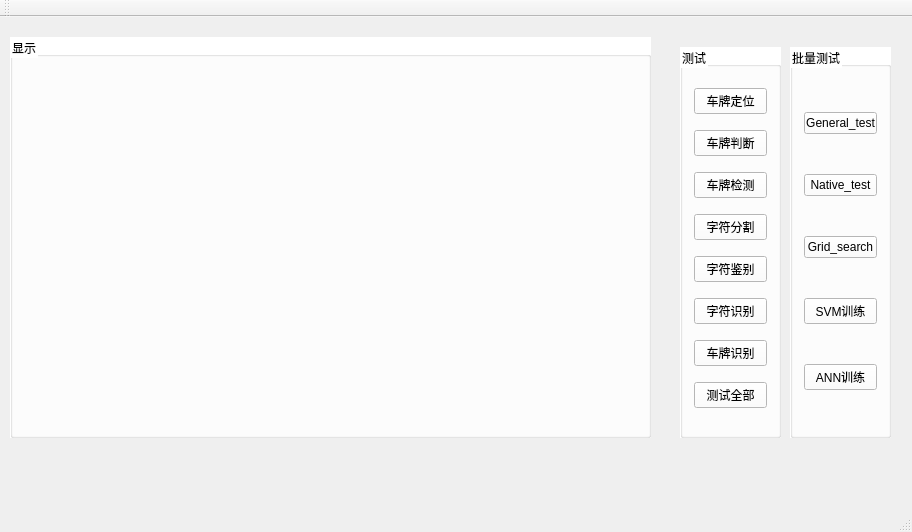
aa12356jm/ALPR_Dev, file EasyPR_Interface/mainWindow.ui: the form before one commit.
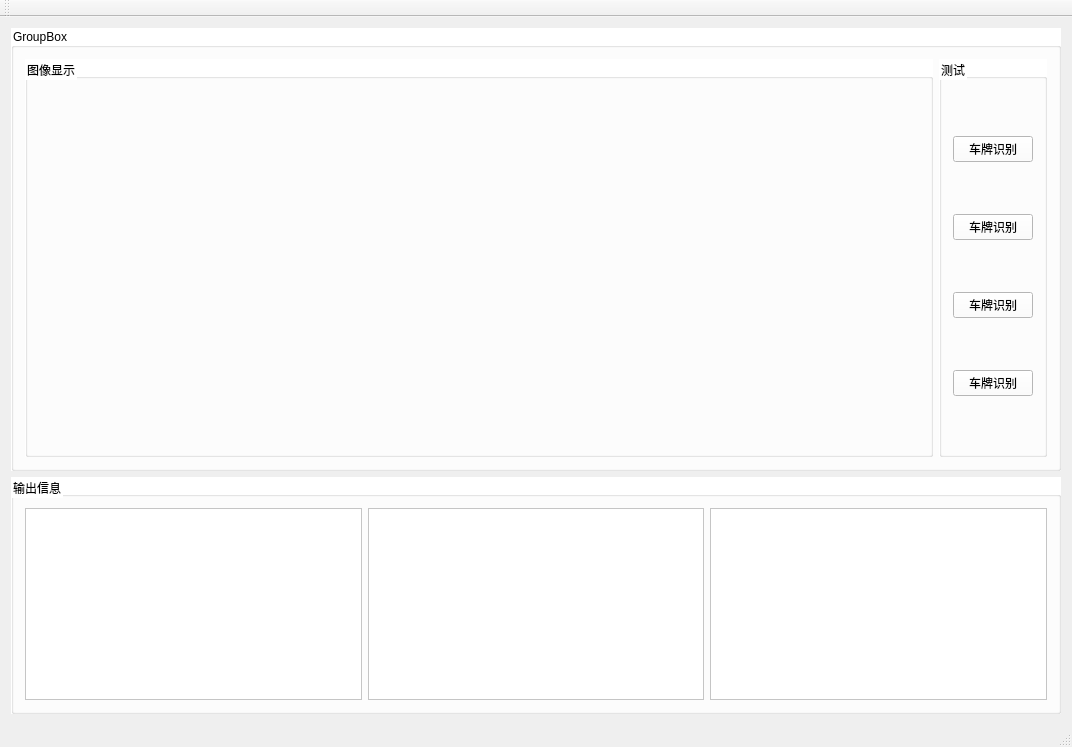
The form after the commit.

Commit message: 修改界面内容

```diff
--- a/EasyPR_Interface/mainWindow.ui
+++ b/EasyPR_Interface/mainWindow.ui
@@ -6,28 +6,47 @@
    <rect>
     <x>0</x>
     <y>0</y>
-    <width>912</width>
-    <height>532</height>
+    <width>1072</width>
+    <height>747</height>
    </rect>
   </property>
   <property name="windowTitle">
    <string>mainWindow</string>
   </property>
   <widget class="QWidget" name="centralWidget">
+   <layout class="QGridLayout" name="gridLayout_5">
+    <item row="0" column="0">
+     <layout class="QVBoxLayout" name="verticalLayout">
+      <item>
+       <widget class="QGroupBox" name="groupBox_4">
+        <property name="sizePolicy">
+         <sizepolicy hsizetype="Preferred" vsizetype="Expanding">
+          <horstretch>0</horstretch>
+          <verstretch>0</verstretch>
+         </sizepolicy>
+        </property>
+        <property name="styleSheet">
+         <string notr="true">background-color: rgb(255, 255, 255);</string>
+        </property>
+        <property name="title">
+         <string>GroupBox</string>
+        </property>
+        <layout class="QGridLayout" name="gridLayout_3">
+         <item row="0" column="0">
+          <layout class="QHBoxLayout" name="horizontalLayout_2">
+           <item>
    <widget class="QGroupBox" name="groupBox">
-    <property name="geometry">
-     <rect>
-      <x>10</x>
-      <y>20</y>
-      <width>641</width>
-      <height>401</height>
-     </rect>
+             <property name="sizePolicy">
+              <sizepolicy hsizetype="Expanding" vsizetype="Preferred">
+               <horstretch>0</horstretch>
+               <verstretch>0</verstretch>
+              </sizepolicy>
     </property>
     <property name="styleSheet">
      <string notr="true">background-color: rgb(255, 255, 255);</string>
     </property>
     <property name="title">
-     <string>显示</string>
+              <string>图像显示</string>
     </property>
     <layout class="QGridLayout" name="gridLayout">
      <item row="0" column="0">
@@ -35,14 +54,20 @@
      </item>
     </layout>
    </widget>
+           </item>
+           <item>
    <widget class="QGroupBox" name="groupBox_2">
-    <property name="geometry">
-     <rect>
-      <x>680</x>
-      <y>30</y>
-      <width>101</width>
-      <height>391</height>
-     </rect>
+             <property name="sizePolicy">
+              <sizepolicy hsizetype="Preferred" vsizetype="Preferred">
+               <horstretch>0</horstretch>
+               <verstretch>0</verstretch>
+              </sizepolicy>
+             </property>
+             <property name="minimumSize">
+              <size>
+               <width>80</width>
+               <height>0</height>
+              </size>
     </property>
     <property name="styleSheet">
      <string notr="true">background-color: rgb(255, 255, 255);</string>
@@ -52,116 +77,96 @@
     </property>
     <layout class="QGridLayout" name="gridLayout_2">
      <item row="0" column="0">
-      <widget class="QPushButton" name="pushButton_plate_locate">
-       <property name="text">
-        <string>车牌定位</string>
-       </property>
-      </widget>
-     </item>
-     <item row="1" column="0">
-      <widget class="QPushButton" name="pushButton_plate_judge">
-       <property name="text">
-        <string>车牌判断</string>
-       </property>
-      </widget>
-     </item>
-     <item row="2" column="0">
-      <widget class="QPushButton" name="pushButton_plate_detect">
-       <property name="text">
-        <string>车牌检测</string>
-       </property>
-      </widget>
-     </item>
-     <item row="3" column="0">
-      <widget class="QPushButton" name="pushButton_chars_segment">
-       <property name="text">
-        <string>字符分割</string>
-       </property>
-      </widget>
-     </item>
-     <item row="4" column="0">
-      <widget class="QPushButton" name="pushButton_chars_identify">
-       <property name="text">
-        <string>字符鉴别</string>
-       </property>
-      </widget>
-     </item>
-     <item row="5" column="0">
-      <widget class="QPushButton" name="pushButton_chars_recognise">
-       <property name="text">
-        <string>字符识别</string>
-       </property>
-      </widget>
-     </item>
-     <item row="6" column="0">
       <widget class="QPushButton" name="pushButton_plate_recognize">
        <property name="text">
         <string>车牌识别</string>
        </property>
       </widget>
      </item>
-     <item row="7" column="0">
-      <widget class="QPushButton" name="pushButton_test_all">
+              <item row="2" column="0">
+               <widget class="QPushButton" name="pushButton_plate_recognize_3">
        <property name="text">
-        <string>测试全部</string>
+                 <string>车牌识别</string>
        </property>
       </widget>
      </item>
-    </layout>
-   </widget>
+              <item row="1" column="0">
+               <widget class="QPushButton" name="pushButton_plate_recognize_2">
+                <property name="text">
+                 <string>车牌识别</string>
+                </property>
+               </widget>
+              </item>
+              <item row="3" column="0">
+               <widget class="QPushButton" name="pushButton_plate_recognize_4">
+                <property name="text">
+                 <string>车牌识别</string>
+                </property>
+               </widget>
+              </item>
+             </layout>
+            </widget>
+           </item>
+          </layout>
+         </item>
+        </layout>
+       </widget>
+      </item>
+      <item>
    <widget class="QGroupBox" name="groupBox_3">
-    <property name="geometry">
-     <rect>
-      <x>790</x>
-      <y>30</y>
-      <width>101</width>
-      <height>391</height>
-     </rect>
+        <property name="sizePolicy">
+         <sizepolicy hsizetype="Preferred" vsizetype="Minimum">
+          <horstretch>0</horstretch>
+          <verstretch>0</verstretch>
+         </sizepolicy>
     </property>
     <property name="styleSheet">
      <string notr="true">background-color: rgb(255, 255, 255);</string>
     </property>
     <property name="title">
-     <string>批量测试</string>
-    </property>
-    <layout class="QGridLayout" name="gridLayout_3">
-     <item row="2" column="0">
-      <widget class="QPushButton" name="pushButton_11">
-       <property name="text">
-        <string>Grid_search</string>
-       </property>
-      </widget>
-     </item>
-     <item row="1" column="0">
-      <widget class="QPushButton" name="pushButton_10">
-       <property name="text">
-        <string>Native_test</string>
-       </property>
-      </widget>
-     </item>
+         <string>输出信息</string>
+        </property>
+        <layout class="QGridLayout" name="gridLayout_4">
      <item row="0" column="0">
-      <widget class="QPushButton" name="pushButton_9">
-       <property name="text">
-        <string>General_test</string>
+          <layout class="QHBoxLayout" name="horizontalLayout_3">
+           <item>
+            <widget class="QTextBrowser" name="textBrowser">
+             <property name="sizePolicy">
+              <sizepolicy hsizetype="Preferred" vsizetype="Preferred">
+               <horstretch>0</horstretch>
+               <verstretch>0</verstretch>
+              </sizepolicy>
        </property>
       </widget>
      </item>
-     <item row="3" column="0">
-      <widget class="QPushButton" name="pushButton_12">
-       <property name="text">
-        <string>SVM训练</string>
+           <item>
+            <widget class="QTextBrowser" name="textBrowser_2">
+             <property name="sizePolicy">
+              <sizepolicy hsizetype="Preferred" vsizetype="Preferred">
+               <horstretch>0</horstretch>
+               <verstretch>0</verstretch>
+              </sizepolicy>
        </property>
       </widget>
      </item>
-     <item row="4" column="0">
-      <widget class="QPushButton" name="pushButton_13">
-       <property name="text">
-        <string>ANN训练</string>
+           <item>
+            <widget class="QTextBrowser" name="textBrowser_3">
+             <property name="sizePolicy">
+              <sizepolicy hsizetype="Preferred" vsizetype="Preferred">
+               <horstretch>0</horstretch>
+               <verstretch>0</verstretch>
+              </sizepolicy>
        </property>
       </widget>
      </item>
     </layout>
-   </widget>
+         </item>
+        </layout>
+       </widget>
+      </item>
+     </layout>
+    </item>
+   </layout>
   </widget>
   <widget class="QMenuBar" name="menuBar">
    <property name="geometry">
```
Left out of the diff: 2 changed lines with no effect on the pictures. Lines whose indentation alone changed are shown as unchanged. The commit also changes 5 other files.
